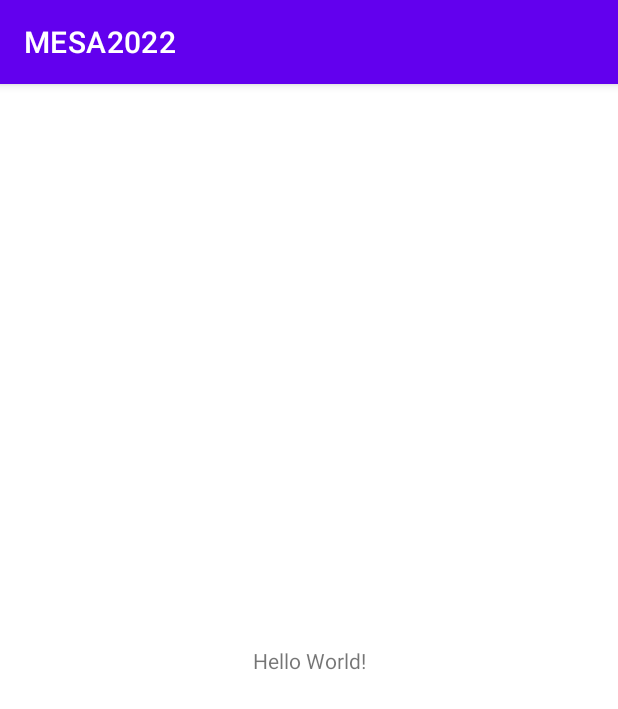
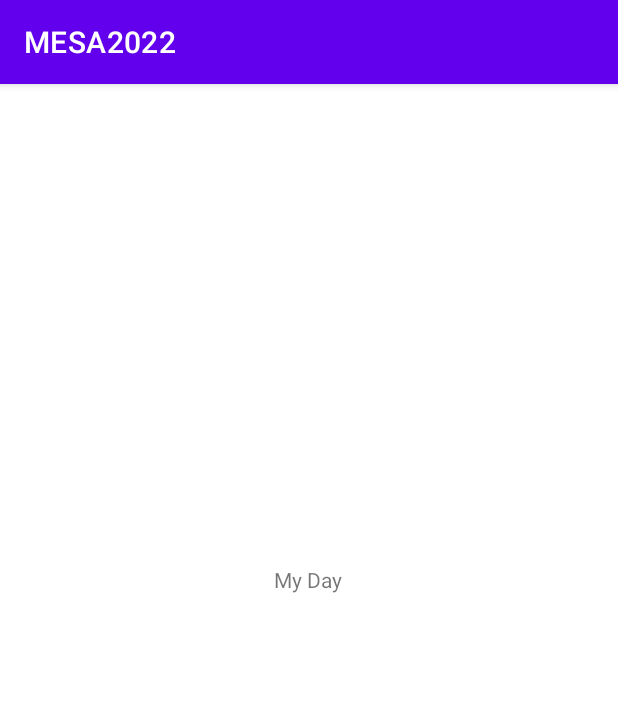
Before and after one commit to Mayonaise123/MESA2022, an Android app: the screen it shows after launch (MainActivity), on a phone screen of 412 x 824 dp. Shown: the top 709 px of the screen. Run offline under Robolectric (Android 15) with nearby library versions, the phone set to English and light mode, and no system bars.

```diff
--- a/app/build.gradle
+++ b/app/build.gradle
@@ -25,6 +25,9 @@ android {
         sourceCompatibility JavaVersion.VERSION_1_8
         targetCompatibility JavaVersion.VERSION_1_8
     }
+    buildFeatures {
+        viewBinding true
+    }
 }
 
 dependencies {
@@ -32,6 +35,8 @@ dependencies {
     implementation 'androidx.appcompat:appcompat:1.5.1'
     implementation 'com.google.android.material:material:1.7.0'
     implementation 'androidx.constraintlayout:constraintlayout:2.1.4'
+    implementation 'androidx.navigation:navigation-fragment:2.4.1'
+    implementation 'androidx.navigation:navigation-ui:2.4.1'
     testImplementation 'junit:junit:4.13.2'
     androidTestImplementation 'androidx.test.ext:junit:1.1.3'
     androidTestImplementation 'androidx.test.espresso:espresso-core:3.4.0'
--- a/app/src/main/AndroidManifest.xml
+++ b/app/src/main/AndroidManifest.xml
@@ -10,6 +10,9 @@
         android:supportsRtl="true"
         android:theme="@style/Theme.MESA2022">
         <activity
+            android:name=".Recenter"
+            android:exported="false" />
+        <activity
             android:name=".MainActivity"
             android:exported="true">
             <intent-filter>
--- a/app/src/main/res/layout/activity_main.xml
+++ b/app/src/main/res/layout/activity_main.xml
@@ -9,10 +9,12 @@
     <TextView
         android:layout_width="wrap_content"
         android:layout_height="wrap_content"
-        android:text="Hello World!"
+        android:text="My Day"
         app:layout_constraintBottom_toBottomOf="parent"
+        app:layout_constraintHorizontal_bias="0.498"
         app:layout_constraintLeft_toLeftOf="parent"
         app:layout_constraintRight_toRightOf="parent"
-        app:layout_constraintTop_toTopOf="parent" />
+        app:layout_constraintTop_toTopOf="parent"
+        app:layout_constraintVertical_bias="0.428" />
 
 </androidx.constraintlayout.widget.ConstraintLayout>
--- a/app/src/main/res/values/themes.xml
+++ b/app/src/main/res/values/themes.xml
@@ -13,4 +13,10 @@
         <item name="android:statusBarColor" tools:targetApi="l">?attr/colorPrimaryVariant</item>
         <!-- Customize your theme here. -->
     </style>
+    <style name="Theme.MESA2022.NoActionBar">
+        <item name="windowActionBar">false</item>
+        <item name="windowNoTitle">true</item>
+    </style>
+    <style name="Theme.MESA2022.AppBarOverlay" parent="ThemeOverlay.AppCompat.Dark.ActionBar" />
+    <style name="Theme.MESA2022.PopupOverlay" parent="ThemeOverlay.AppCompat.Light" />
 </resources>
```
Also changed, not shown: app/src/main/res/values/strings.xml (+9 -0 lines).
